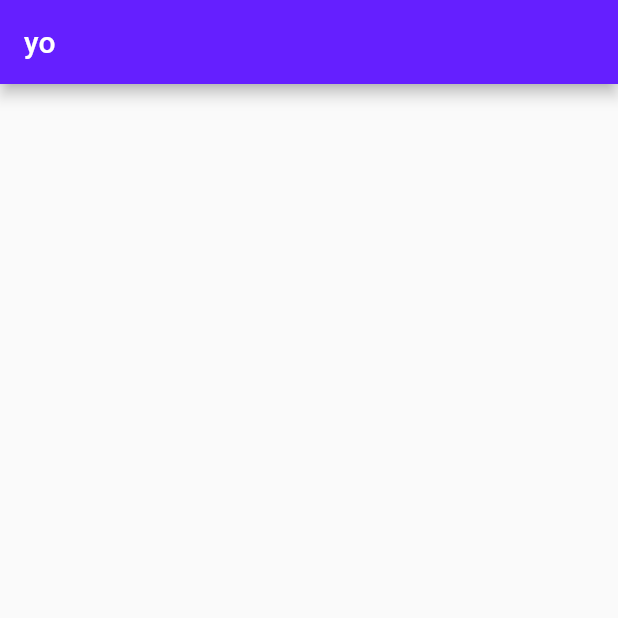
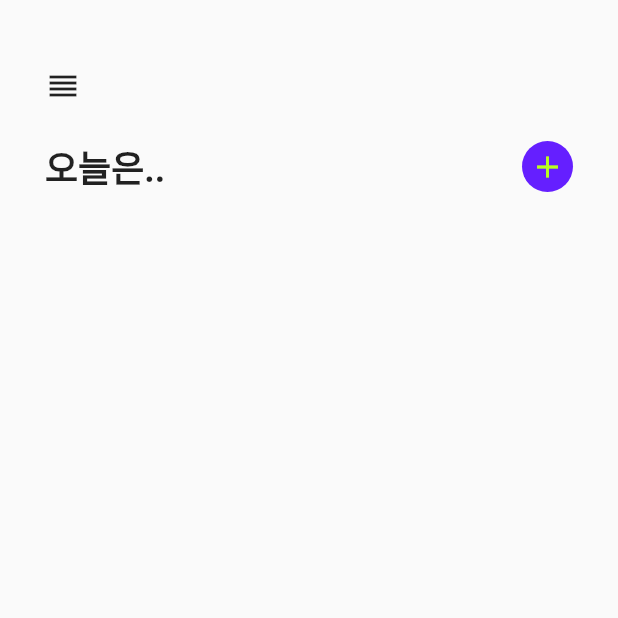
Before and after one commit to zeratulspc/wdid, a Flutter app: the screen it shows after launch, on a phone screen of 412 x 824 dp, the top half of it. Run offline on Flutter 3.47's test engine with Material 2 defaults, Android fonts, the phone set to English and light mode, and no system bars; our stand-ins replace get.

Commit message:
add homePage.dart

```diff
--- a/lib/page/homePage.dart
+++ b/lib/page/homePage.dart
@@ -1,14 +1,60 @@
-
-
 import 'package:flutter/material.dart';
+import 'package:get/get.dart';
 
 class HomePage extends StatelessWidget {
 
   @override
   Widget build(BuildContext context) {
     return Scaffold(
-      appBar: AppBar(
-        title: Text("yo"),
+      body: Container(
+        margin: EdgeInsets.all(30),
+        child: Column(
+          crossAxisAlignment: CrossAxisAlignment.start,
+          children: [
+            SizedBox(height:15,),
+            IconButton(
+              padding: EdgeInsets.zero,
+              constraints: BoxConstraints(),
+              onPressed: (){},
+              icon: Icon(Icons.reorder),
+            ),
+            Container(
+              margin: EdgeInsets.symmetric(vertical: 24),
+              child: Row(
+                mainAxisAlignment: MainAxisAlignment.spaceBetween,
+                crossAxisAlignment: CrossAxisAlignment.center,
+                children: [
+                  Text(
+                    "오늘은..",
+                    style: TextStyle(
+                      fontSize: 24,
+                      fontWeight: FontWeight.bold,
+                    ),
+                  ),
+                  Container(
+                    decoration: BoxDecoration(
+                      color: Get.theme.primaryColor,
+                      shape: BoxShape.circle
+                    ),
+                    padding: EdgeInsets.all(5),
+                    child: Material(
+                      color: Colors.transparent,
+                      child: Semantics(
+                        child: InkResponse(
+                          onTap: (){},
+                          child: Icon(
+                            Icons.add,
+                            color: Get.theme.highlightColor,
+                          ),
+                        ),
+                      )
+                    ),
+                  ),
+                ],
+              ),
+            ),
+          ],
+        ),
       ),
     );
   }
--- a/lib/page/splashPage.dart
+++ b/lib/page/splashPage.dart
@@ -15,7 +15,7 @@ class _SplashPageState extends State<SplashPage> {
   @override
   void initState() {
     Timer(Duration(seconds: 2), (){
-      Get.offAll(HomePage());
+      Get.offAll(()=>HomePage());
     });
     super.initState();
   }
--- a/pubspec.yaml
+++ b/pubspec.yaml
@@ -13,6 +13,7 @@ dependencies:
     sdk: flutter
   get: ^4.3.0 # 상태관리
   sqflite: ^2.0.0+3 # 로컬 DB
+  fl_chart: ^0.36.3 # chart
 
 dev_dependencies:
   flutter_test:
```
Also changed, not shown: pubspec.lock.
